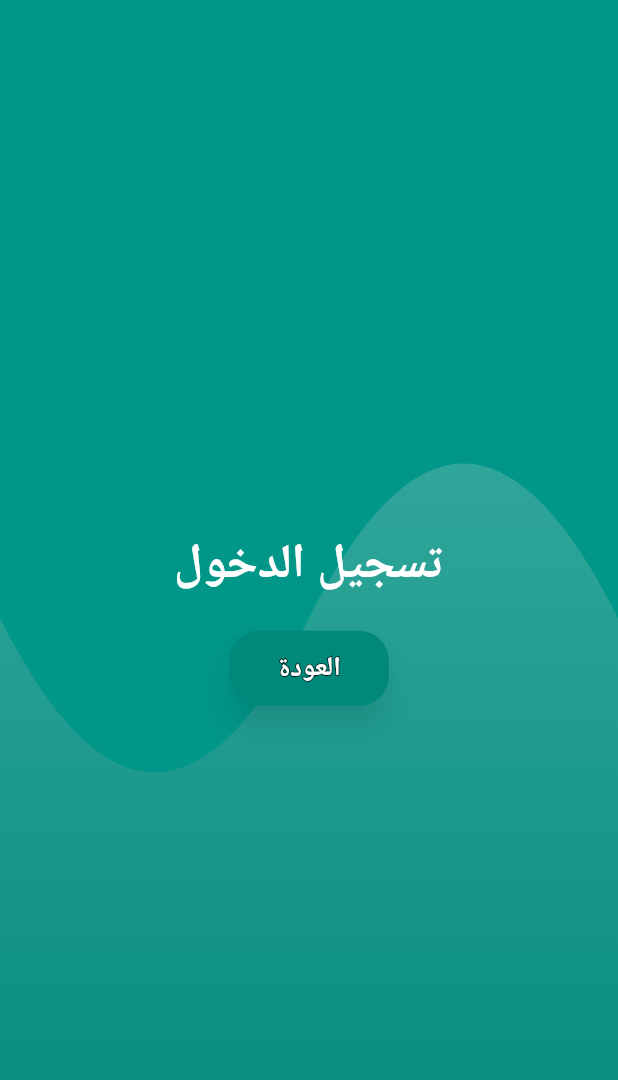
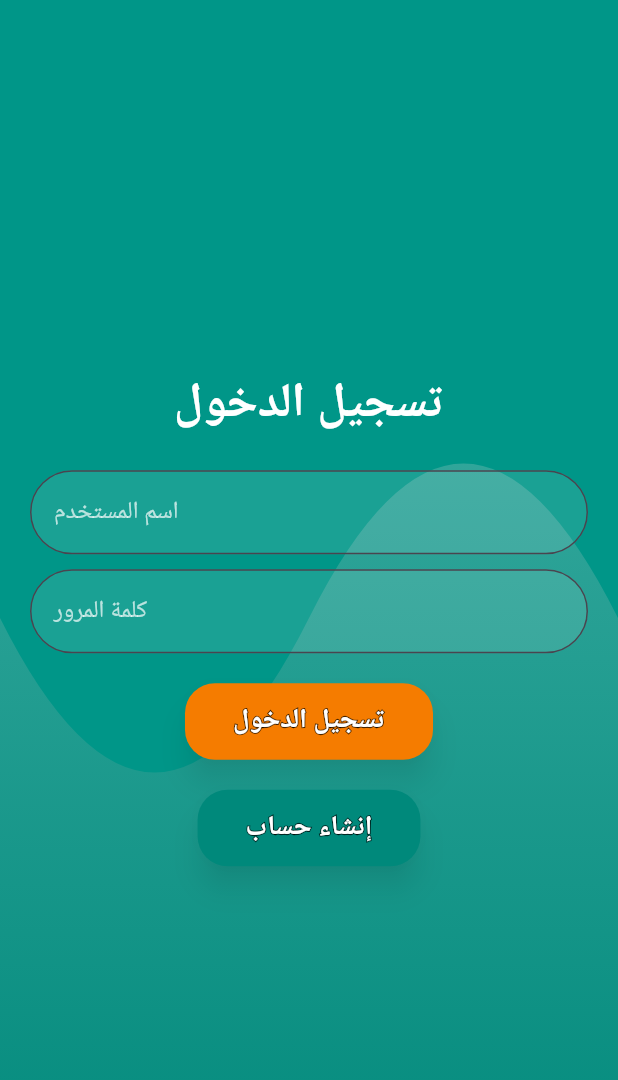
Before and after one commit to ZiadAlrzooq/to_rent, a Flutter app: the screen it shows after launch, after a tap on "تسجيل الدخول", on a phone screen of 412 x 824 dp. Shown: the top 1080 px of the screen. Run offline on Flutter 3.47's test engine with Material 3 defaults, Android fonts, the phone set to English and light mode, and no system bars; our stand-ins replace animated_text_kit, firebase_auth, firebase_core, widget_and_text_animator; accounts and stored records are empty.

Commit message:
Refactor authentication logic: remove old auth.dart, implement new auth_service.dart, and enhance login page with form validation

```diff
--- a/lib/main.dart
+++ b/lib/main.dart
@@ -1,10 +1,12 @@
-// main.dart
 import 'package:flutter/material.dart';
 import 'pages/home_page.dart';
 import 'pages/login_page.dart';
 import 'pages/register_page.dart';
+import 'package:firebase_core/firebase_core.dart';
 
-void main() {
+void main() async{
+  WidgetsFlutterBinding.ensureInitialized();
+  await Firebase.initializeApp();
   runApp(MyApp());
 }
 
--- a/lib/pages/login_page.dart
+++ b/lib/pages/login_page.dart
@@ -1,13 +1,24 @@
+// lib/pages/login_page.dart
 import 'package:flutter/material.dart';
 import '../widgets/background_widget.dart';
 import '../widgets/custom_button.dart';
+import '../widgets/input_field.dart';
 
 class LoginPage extends StatelessWidget {
+  final GlobalKey<FormState> _formKey = GlobalKey<FormState>();
+  final TextEditingController usernameController = TextEditingController();
+  final TextEditingController passwordController = TextEditingController();
+
   @override
   Widget build(BuildContext context) {
     return Scaffold(
       body: GradientBackground(
+        child: Padding(
+          padding: const EdgeInsets.symmetric(horizontal: 20.0),
+          child: Form(
+            key: _formKey,
             child: Column(
+              textDirection: TextDirection.rtl,
               mainAxisAlignment: MainAxisAlignment.center,
               children: [
                 Text(
@@ -15,16 +26,51 @@ class LoginPage extends StatelessWidget {
                   style: TextStyle(fontSize: 32, color: Colors.white, fontWeight: FontWeight.bold),
                 ),
                 SizedBox(height: 20),
+                InputField(
+                  controller: usernameController,
+                  label: 'اسم المستخدم',
+                  validator: (value) {
+                    if (value == null || value.isEmpty) {
+                      return 'الرجاء إدخال اسم المستخدم';
+                    }
+                    return null;
+                  },
+                ),
+                SizedBox(height: 10),
+                InputField(
+                  controller: passwordController,
+                  label: 'كلمة المرور',
+                  validator: (value) {
+                    if (value == null || value.isEmpty) {
+                      return 'الرجاء إدخال كلمة المرور';
+                    }
+                    return null;
+                  },
+                  obscureText: true,
+                ),
+                SizedBox(height: 20),
                 CustomButton(
-              text: 'العودة',
+                  text: 'تسجيل الدخول',
                   onPressed: () {
-                Navigator.pop(context);
+                    if (_formKey.currentState!.validate()) {
+                      // Handle login action
+                    }
+                  },
+                  color: Colors.orange[700]!,
+                ),
+                SizedBox(height: 20),
+                CustomButton(
+                  text: 'إنشاء حساب',
+                  onPressed: () {
+                    Navigator.pushNamed(context, '/register');
                   },
                   color: Colors.teal[600]!,
                 ),
               ],
             ),
           ),
+        ),
+      ),
     );
   }
 }
```
Also changed, not shown: lib/services/auth_service.dart (renamed from lib/auth.dart). Lines whose indentation alone changed are shown as unchanged.
